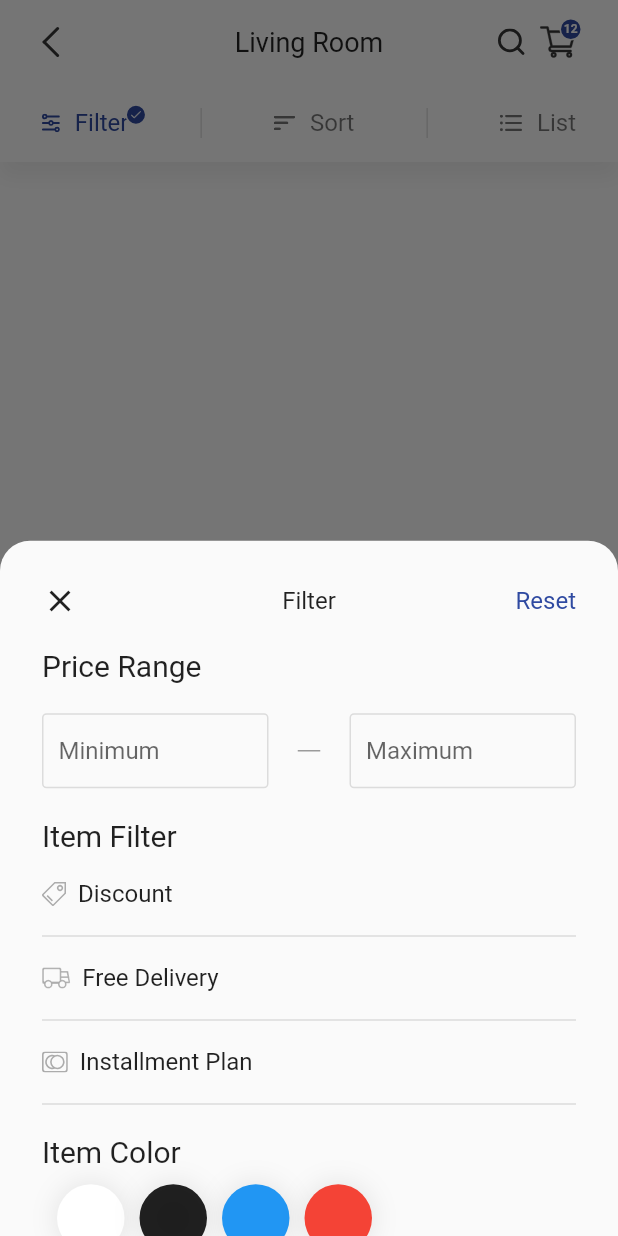
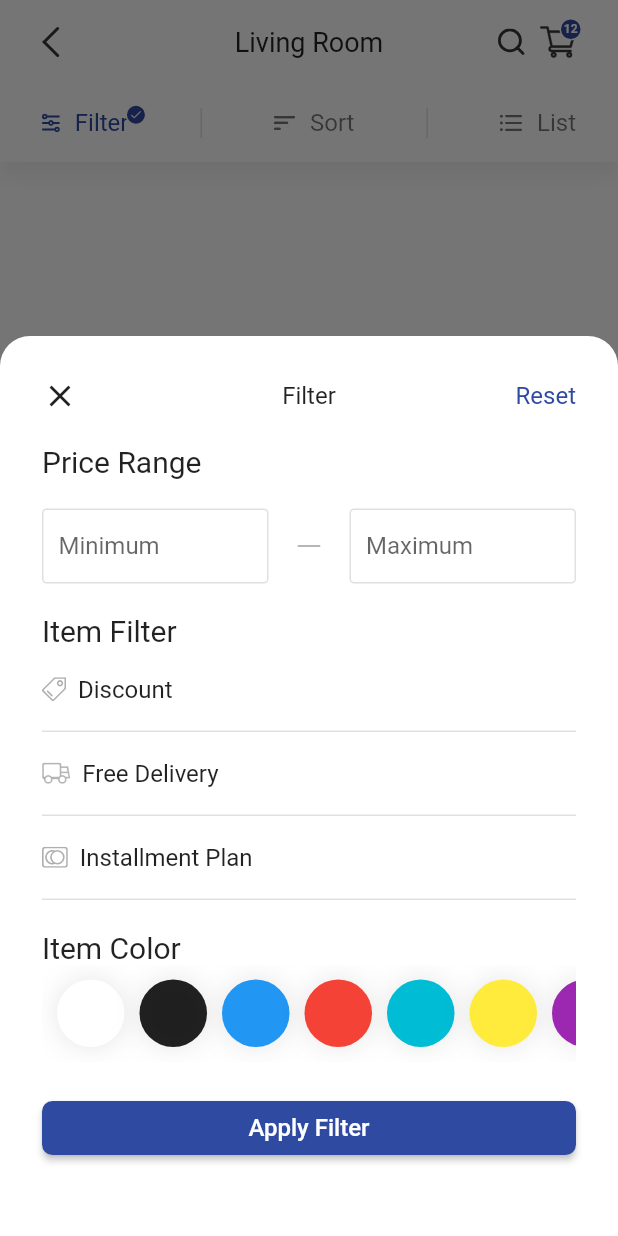
Before and after one commit to jobic10/flutter-furniture-ui, a Flutter app: the CategoryScreen screen opened directly, after a tap on "Filter", on a phone screen of 412 x 824 dp. Run offline on Flutter 3.47's test engine with Material 2 defaults, Android fonts, the phone set to English and light mode, and no system bars; our stand-ins replace flutter_svg.

Commit message:
BottomSheet

```diff
--- a/lib/screens/category/widgets/color_list.dart
+++ b/lib/screens/category/widgets/color_list.dart
@@ -60,7 +60,8 @@ class _ColorListState extends State<ColorList> {
                           offset: Offset.zero,
                           blurRadius: 15,
                         )
-                        ]),
+                      ],
+                    ),
                   ),
                 ),
               )
--- a/lib/screens/category/widgets/filter_modal_bottom_sheet.dart
+++ b/lib/screens/category/widgets/filter_modal_bottom_sheet.dart
@@ -133,8 +133,34 @@ class FilterModalBottomSheet extends StatelessWidget {
                 Colors.black87,
                 Colors.blue,
                 Colors.red,
+                Colors.cyan,
+                Colors.yellow,
+                Colors.purple,
+                Colors.pink,
               ],
               onSelect: (color) => print(color),
+            ),
+            Container(
+              width: double.infinity,
+              margin: EdgeInsets.symmetric(vertical: 20),
+              child: ElevatedButton(
+                style: ButtonStyle(
+                  shape: MaterialStateProperty.all(
+                    RoundedRectangleBorder(
+                      borderRadius: BorderRadius.circular(7),
+                    ),
+                  ),
+                  backgroundColor: MaterialStateProperty.all(primaryColor),
+                  foregroundColor: MaterialStateProperty.all(Colors.white),
+                ),
+                child: Text(
+                  'Apply Filter',
+                  style: TextStyle(fontSize: 16),
+                ),
+                onPressed: () {
+                  close(context);
+                },
+              ),
             ),
           ],
         ),
--- a/lib/screens/category/widgets/header.dart
+++ b/lib/screens/category/widgets/header.dart
@@ -103,6 +103,8 @@ class Header extends StatelessWidget {
 
 void _settingsModalBottomSheet(BuildContext context) {
   showModalBottomSheet(
+    isScrollControlled: true,
+    backgroundColor: Colors.white,
     shape: RoundedRectangleBorder(
       borderRadius: BorderRadius.only(
         topLeft: Radius.circular(20),
```
Lines whose indentation alone changed are shown as unchanged.
